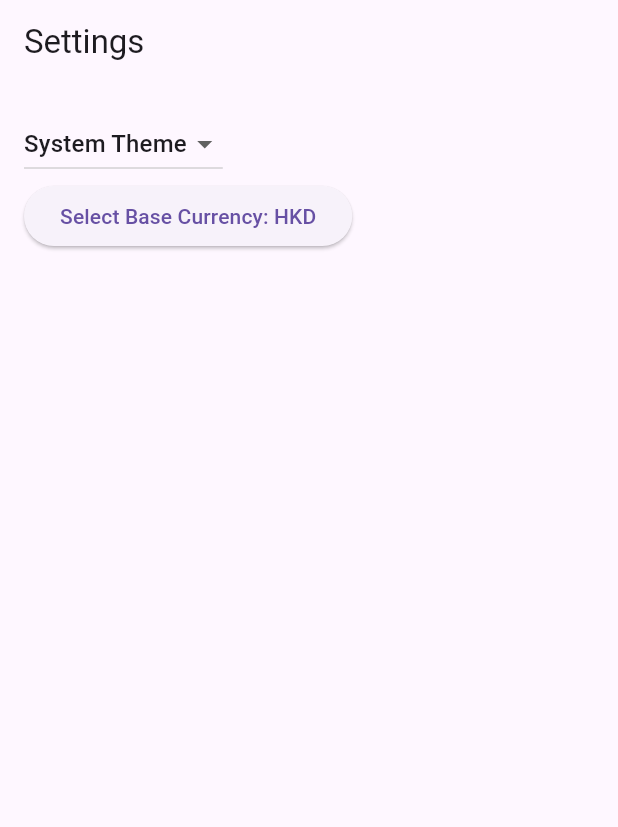
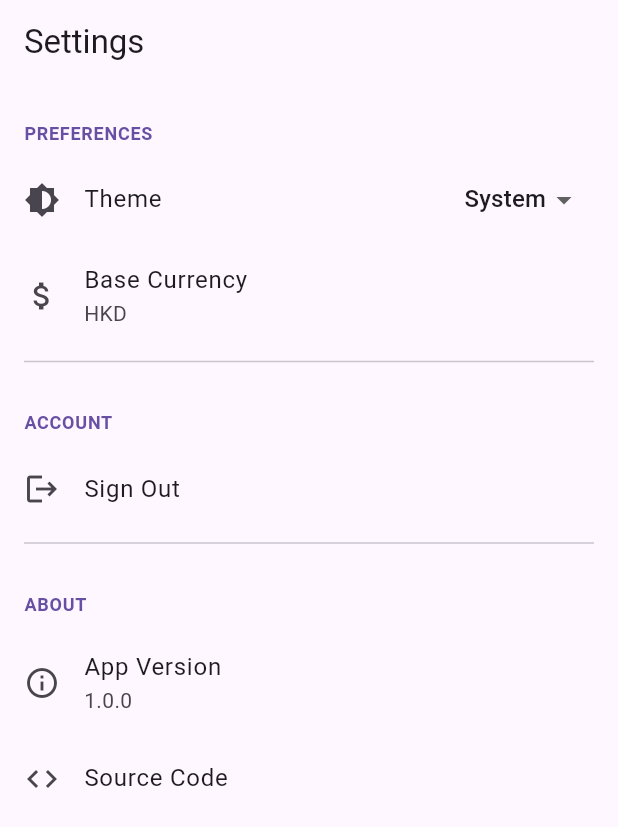
Before and after one commit to royng163/FinC, a Flutter app: the SettingsPage screen opened by its route, on a phone screen of 412 x 824 dp. Shown: the top 827 px of the screen. Run offline on Flutter 3.47's test engine with Material 3 defaults, Android fonts, the phone set to English and light mode, and no system bars; our stand-ins replace cloud_firestore, firebase_auth, firebase_core, firebase_database, flutter_dotenv, go_router and 2 more; missing offline and left inert: adaptive_navigation, currency_picker, flex_color_picker, flutter_iconpicker; accounts and stored records are empty; generated files the repository leaves out were written again.

Commit message:
Added user account deletion and refined setting page

```diff
--- a/lib/src/pages/settings/settings_page.dart
+++ b/lib/src/pages/settings/settings_page.dart
@@ -1,12 +1,12 @@
 import 'package:flutter/material.dart';
 import 'package:currency_picker/currency_picker.dart';
+import 'package:go_router/go_router.dart';
+import '../../components/app_routes.dart';
 import '../../helpers/settings_service.dart';
+import '../../helpers/authentication_service.dart';
+import 'package:firebase_auth/firebase_auth.dart';
 import 'account_upgrade_page.dart';
 
-/// Displays the various settings that can be customized by the user.
-///
-/// When a user changes a setting, the SettingsController is updated and
-/// Widgets that listen to the SettingsController are rebuilt.
 class SettingsPage extends StatefulWidget {
   final SettingsService controller;
 
@@ -17,62 +17,216 @@ class SettingsPage extends StatefulWidget {
 }
 
 class SettingsPageState extends State<SettingsPage> {
+  final AuthenticationService _authService = AuthenticationService();
+  late User _currentUser;
+  bool _isAnonymous = true;
+
+  @override
+  void initState() {
+    super.initState();
+    _loadUserData();
+  }
+
+  void _loadUserData() {
+    _currentUser = _authService.getCurrentUser();
+    setState(() {
+      _isAnonymous = _currentUser.isAnonymous;
+    });
+  }
+
   @override
   Widget build(BuildContext context) {
     return Scaffold(
       appBar: AppBar(
         title: const Text('Settings'),
       ),
-      body: Padding(
-        padding: const EdgeInsets.all(16.0),
-        child: Column(
+      body: ListView(
+        children: [
+          // Group settings by section for better organization
+          _buildPreferencesSection(),
+          _buildPaddedDivider(),
+          _buildAccountSection(),
+          _buildPaddedDivider(),
+          _buildAboutSection(),
+        ],
+      ),
+    );
+  }
+
+  // PREFERENCES SECTION
+  Widget _buildPreferencesSection() {
+    return Column(
       crossAxisAlignment: CrossAxisAlignment.start,
       children: [
-            DropdownButton<ThemeMode>(
-              // Read the selected themeMode from the controller
+        _buildSectionHeader('Preferences'),
+
+        // Theme
+        ListTile(
+          leading: const Icon(Icons.brightness_6),
+          title: const Text('Theme'),
+          trailing: DropdownButton<ThemeMode>(
             value: widget.controller.themeMode,
-              // Call the updateThemeMode method any time the user selects a theme.
+            isDense: true,
+            underline: const SizedBox(),
             onChanged: widget.controller.updateThemeMode,
             items: const [
               DropdownMenuItem(
                 value: ThemeMode.system,
-                  child: Text('System Theme'),
+                child: Text('System'),
               ),
               DropdownMenuItem(
                 value: ThemeMode.light,
-                  child: Text('Light Theme'),
+                child: Text('Light'),
               ),
               DropdownMenuItem(
                 value: ThemeMode.dark,
-                  child: Text('Dark Theme'),
+                child: Text('Dark'),
               ),
             ],
           ),
-            ElevatedButton(
-              onPressed: () {
+        ),
+
+        // Currency
+        ListTile(
+          leading: const Icon(Icons.attach_money),
+          title: const Text('Base Currency'),
+          subtitle: Text(widget.controller.baseCurrency),
+          onTap: () {
             showCurrencyPicker(
               context: context,
               onSelect: (Currency currency) {
                 widget.controller.updateBaseCurrency(currency.code);
+                setState(() {});
               },
             );
           },
-              child: Text('Select Base Currency: ${widget.controller.baseCurrency}'),
         ),
-            // ElevatedButton(
-            //   onPressed: () {
-            //     Navigator.push(
-            //       context,
-            //       MaterialPageRoute(
-            //         builder: (context) => const AccountUpgradePage(),
-            //       ),
-            //     );
-            //   },
-            //   child: const Text('Upgrade Account'),
-            // ),
       ],
+    );
+  }
+
+  // ACCOUNT SECTION
+  Widget _buildAccountSection() {
+    final colorScheme = Theme.of(context).colorScheme;
+
+    return Column(
+      crossAxisAlignment: CrossAxisAlignment.start,
+      children: [
+        _buildSectionHeader('Account'),
+
+        // Create Account (only for anonymous users)
+        if (_isAnonymous)
+          ListTile(
+            leading: const Icon(Icons.person_add),
+            title: const Text('Create Account'),
+            subtitle: const Text('Sync your data across devices'),
+            onTap: () {
+              Navigator.push(
+                context,
+                MaterialPageRoute(
+                  builder: (context) => const AccountUpgradePage(),
+                ),
+              ).then((_) => _loadUserData());
+            },
+          ),
+
+        // Sign Out
+        ListTile(
+          leading: Icon(
+            Icons.logout,
+            color: _isAnonymous ? colorScheme.error : null,
+          ),
+          title: Text(
+            'Sign Out',
+            style: TextStyle(
+              color: _isAnonymous ? colorScheme.error : null,
+            ),
+          ),
+          subtitle: _isAnonymous ? const Text('Warning: Guest users will lose all data') : null,
+          onTap: () => _handleSignOut(),
+        ),
+      ],
+    );
+  }
+
+  // ABOUT SECTION
+  Widget _buildAboutSection() {
+    return Column(
+      crossAxisAlignment: CrossAxisAlignment.start,
+      children: [
+        _buildSectionHeader('About'),
+        ListTile(
+          leading: const Icon(Icons.info_outline),
+          title: const Text('App Version'),
+          subtitle: const Text('1.0.0'),
+        ),
+        ListTile(
+          leading: const Icon(Icons.code),
+          title: const Text('Source Code'),
+          onTap: () {
+            // Open privacy policy
+          },
+        ),
+      ],
+    );
+  }
+
+  // SIGN OUT HELPER
+  Future<void> _handleSignOut() async {
+    // Show confirmation dialog for anonymous users
+    if (_isAnonymous) {
+      final confirm = await showDialog<bool>(
+        context: context,
+        builder: (context) => AlertDialog(
+          title: const Text('Warning'),
+          content: const Text(
+            'You will lose all your data permanently and won\'t be able to recover it. '
+            'Create an account to sync your data and prevent data loss.',
+          ),
+          actions: [
+            TextButton(
+              onPressed: () => Navigator.pop(context, false),
+              child: const Text('CANCEL'),
+            ),
+            TextButton(
+              style: TextButton.styleFrom(
+                foregroundColor: Theme.of(context).colorScheme.error,
+              ),
+              onPressed: () => Navigator.pop(context, true),
+              child: const Text('DELETE & SIGN OUT'),
+            ),
+          ],
+        ),
+      );
+
+      if (confirm != true) return;
+    }
+
+    await _authService.signOut();
+    if (mounted) {
+      context.go(AppRoutes.signin);
+    }
+  }
+
+  Widget _buildSectionHeader(String title) {
+    return Padding(
+      padding: const EdgeInsets.fromLTRB(16, 24, 16, 8),
+      child: Text(
+        title.toUpperCase(),
+        style: TextStyle(
+          fontSize: 12,
+          fontWeight: FontWeight.bold,
+          color: Theme.of(context).colorScheme.primary,
+          letterSpacing: 0.5,
         ),
       ),
     );
   }
+
+  Widget _buildPaddedDivider() {
+    return const Padding(
+      padding: EdgeInsets.symmetric(horizontal: 16.0),
+      child: Divider(),
+    );
   }
+}
```
Also changed, not shown: lib/src/helpers/authentication_service.dart (+45 -1 lines), lib/src/helpers/balance_service.dart (+25 -3 lines). Lines whose indentation alone changed are shown as unchanged.
